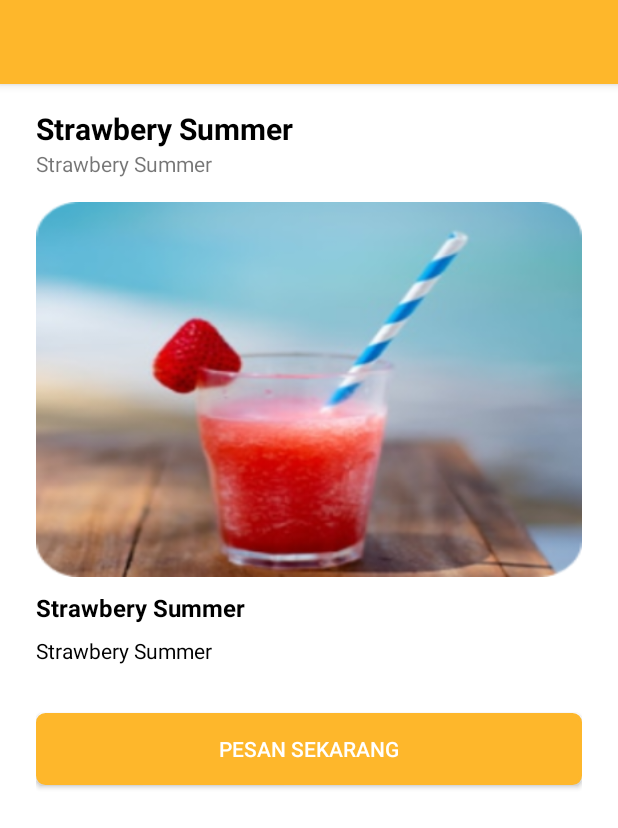
After one commit to NiswaAyuLestari/AppOrderingFood-Klp-I, an Android app: the layout activity_detail_drink.xml on its own in the app's theme, with its tools: preview values and no code run, on a phone screen of 412 x 824 dp. The commit adds this screen. Shown: the top 828 px of the screen. Run offline under Robolectric (Android 15) with nearby library versions, the phone set to English and light mode, and no system bars.

Commit message:
tampilan detail

```diff
--- a/app/src/main/AndroidManifest.xml
+++ b/app/src/main/AndroidManifest.xml
@@ -9,6 +9,12 @@
         android:roundIcon="@mipmap/ic_launcher_of_round"
         android:supportsRtl="true"
         android:theme="@style/Theme.OrderingFood">
+        <activity
+            android:name=".ProsesPesanan"
+            android:exported="true" />
+        <activity
+            android:name=".DetailDrink"
+            android:exported="true" />
         <activity
             android:name=".DrinkActivity"
             android:exported="true" />
--- /dev/null
+++ b/app/src/main/res/layout/activity_detail_drink.xml
@@ -0,0 +1,93 @@
+<?xml version="1.0" encoding="utf-8"?>
+<LinearLayout xmlns:android="http://schemas.android.com/apk/res/android"
+    xmlns:app="http://schemas.android.com/apk/res-auto"
+    xmlns:tools="http://schemas.android.com/tools"
+    android:layout_width="match_parent"
+    android:layout_height="match_parent"
+    android:orientation="vertical"
+    tools:context=".DetailDrink">
+
+    <com.google.android.material.appbar.AppBarLayout
+        android:layout_width="match_parent"
+        android:layout_height="wrap_content"
+        android:theme="@style/AppTheme.AppBarOverlay">
+
+        <androidx.appcompat.widget.Toolbar
+            android:id="@+id/tbDetailWisata"
+            android:layout_width="match_parent"
+            android:layout_height="?actionBarSize"
+            android:background="@color/Kuning"
+            android:theme="@style/AppTheme.AppBarOverlay"
+            app:popupTheme="@style/AppTheme.PopupOverlay"
+            app:titleTextAppearance="@style/Toolbar.TitleText" />
+
+    </com.google.android.material.appbar.AppBarLayout>
+
+    <LinearLayout
+        android:layout_width="match_parent"
+        android:layout_height="match_parent"
+        android:paddingHorizontal="24dp"
+        android:orientation="vertical">
+
+        <TextView
+            android:id="@+id/NamaDrink"
+            android:layout_width="wrap_content"
+            android:layout_height="wrap_content"
+            android:layout_marginTop="16dp"
+            android:textAppearance="@style/Base.TextAppearance.AppCompat.Small"
+            android:textColor="@android:color/black"
+            android:textSize="20sp"
+            android:textStyle="bold"
+            tools:text="Strawbery Summer"/>
+
+        <TextView
+            android:id="@+id/JenisDrink"
+            android:layout_width="wrap_content"
+            android:layout_height="wrap_content"
+            android:textSize="14sp"
+            tools:text="Strawbery Summer" />
+
+        <ImageView
+            android:layout_gravity="center"
+            android:id="@+id/imgDrink"
+            android:layout_marginTop="16dp"
+            android:layout_marginBottom="4dp"
+            android:layout_width="match_parent"
+            android:layout_height="250dp"
+            android:scaleType="fitXY"
+            tools:src="@drawable/d"/>
+
+        <TextView
+            android:layout_marginTop="5dp"
+            android:id="@+id/HargaDrink"
+            android:layout_width="match_parent"
+            android:layout_height="wrap_content"
+            android:textColor="@color/black"
+            android:layout_gravity="center"
+            android:textSize="16sp"
+            android:textStyle="bold"
+            tools:text="Strawbery Summer"/>
+
+        <TextView
+            android:id="@+id/Deskripsi"
+            android:layout_marginTop="8dp"
+            android:layout_width="wrap_content"
+            android:layout_height="wrap_content"
+            android:textColor="@color/black"
+            android:textSize="14sp"
+            tools:text="Strawbery Summer" />
+
+        <androidx.appcompat.widget.AppCompatButton
+            android:id="@+id/bt_pesan"
+            android:layout_width="match_parent"
+            android:layout_height="48dp"
+            android:layout_gravity="bottom"
+            android:layout_marginTop="32dp"
+            android:layout_marginBottom="8dp"
+            android:background="@drawable/buttonstyle"
+            android:text="@string/pesan_sekarang"
+            android:textColor="@color/white" />
+
+    </LinearLayout>
+
+</LinearLayout>
--- a/app/src/main/res/layout/activity_home.xml
+++ b/app/src/main/res/layout/activity_home.xml
@@ -153,6 +153,7 @@
                 app:cardUseCompatPadding="true">
 
                 <LinearLayout
+                    android:id="@+id/llFruit"
                     android:layout_width="match_parent"
                     android:layout_height="wrap_content"
                     android:orientation="vertical"
@@ -192,6 +193,7 @@
                 app:cardUseCompatPadding="true">
 
                 <LinearLayout
+                    android:id="@+id/llFood"
                     android:layout_width="match_parent"
                     android:layout_height="wrap_content"
                     android:orientation="vertical"
@@ -226,6 +228,7 @@
                 app:cardUseCompatPadding="true">
 
                 <LinearLayout
+                    android:id="@+id/llCake"
                     android:layout_width="match_parent"
                     android:layout_height="wrap_content"
                     android:orientation="vertical"
--- a/app/src/main/res/layout/activity_login.xml
+++ b/app/src/main/res/layout/activity_login.xml
@@ -56,6 +56,7 @@
         android:drawableStart="@drawable/ic_lock_24"
         android:drawablePadding="10dp"/>
 
+
     <androidx.appcompat.widget.AppCompatButton
         android:id="@+id/bt_login"
         android:layout_width="300dp"
--- a/app/src/main/res/values/strings.xml
+++ b/app/src/main/res/values/strings.xml
@@ -14,4 +14,5 @@
     <string name="email">username atau email</string>
     <string name="password">password</string>
     <string name="enter_your_username">enter_your_username</string>
+    <string name="pesan_sekarang">Pesan Sekarang</string>
 </resources>
```
Also changed, not shown: app/build.gradle (+8 -0 lines), app/src/main/java/com/lenovo/orderingfood/DetailDrink.kt (added, +65 -0 lines), app/src/main/java/com/lenovo/orderingfood/DrinkActivity.kt (+53 -0 lines), app/src/main/java/com/lenovo/orderingfood/HomeActivity.kt (+18 -0 lines), app/src/main/java/com/lenovo/orderingfood/ProsesPesanan.kt (added, +11 -0 lines), app/src/main/java/com/lenovo/orderingfood/adapter/DrinkAdapter.kt (+55 -1 lines), app/src/main/java/com/lenovo/orderingfood/model/DrinkModel.kt (added, +9 -0 lines), app/src/main/java/com/lenovo/orderingfood/objek/ObjekDrink.kt (added, +71 -0 lines), app/src/main/res/layout/activity_drink.xml (+7 -3 lines), app/src/main/res/layout/activity_proses_pesanan.xml (added, +11 -0 lines), app/src/main/res/layout/item_list_drink.xml (+20 -22 lines).
